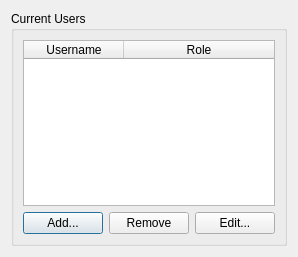
Above: user_management.ui from rainero84/Authenticator before the change. Below: the same form after it.
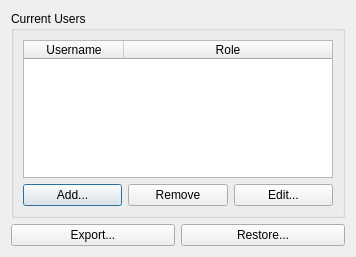
That is the form after the change.

```diff
--- a/user_management.ui
+++ b/user_management.ui
@@ -6,7 +6,7 @@
    <rect>
     <x>0</x>
     <y>0</y>
-    <width>294</width>
+    <width>356</width>
     <height>257</height>
    </rect>
   </property>
@@ -14,7 +14,7 @@
    <string>Manage Users</string>
   </property>
   <layout class="QGridLayout" name="gridLayout_2">
-   <item row="0" column="0">
+   <item row="0" column="0" colspan="2">
     <widget class="QGroupBox" name="groupBox">
      <property name="title">
       <string>Current Users</string>
@@ -70,6 +70,20 @@
      </layout>
     </widget>
    </item>
+   <item row="1" column="0">
+    <widget class="QPushButton" name="btn_export">
+     <property name="text">
+      <string>Export...</string>
+     </property>
+    </widget>
+   </item>
+   <item row="1" column="1">
+    <widget class="QPushButton" name="btn_restore">
+     <property name="text">
+      <string>Restore...</string>
+     </property>
+    </widget>
+   </item>
   </layout>
  </widget>
  <resources/>
```
Left out of the diff: 50 changed lines with no effect on the pictures.
